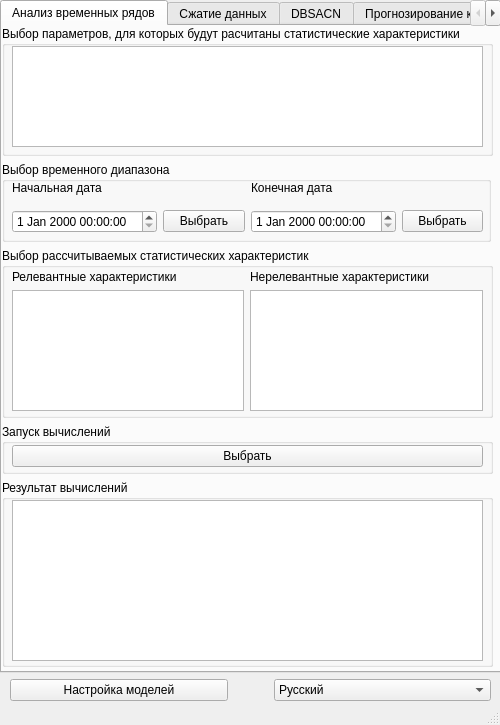
Before: the Qt Designer form Sources/Main.ui in ArbiterOfJudgement/DM, drawn with Qt 5.
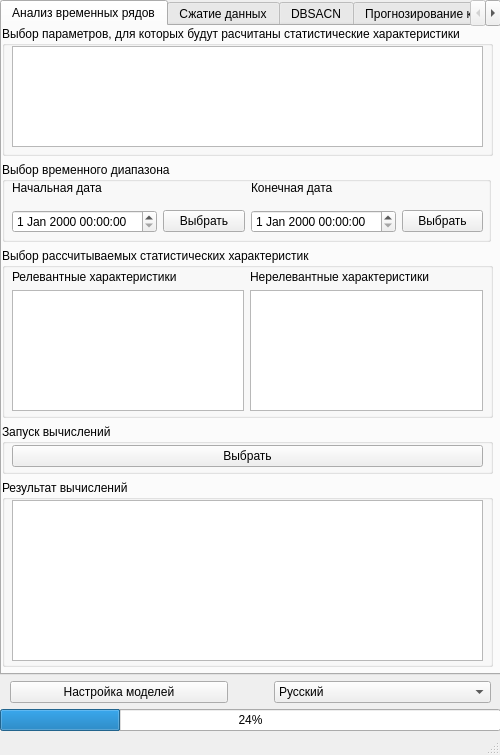
After: the same form once the commit is applied.

The edit to the form file:
```diff
--- a/Sources/Main.ui
+++ b/Sources/Main.ui
@@ -7,19 +7,19 @@
     <x>0</x>
     <y>0</y>
     <width>500</width>
-    <height>725</height>
+    <height>755</height>
    </rect>
   </property>
   <property name="minimumSize">
    <size>
     <width>500</width>
-    <height>725</height>
+    <height>755</height>
    </size>
   </property>
   <property name="maximumSize">
    <size>
     <width>500</width>
-    <height>725</height>
+    <height>755</height>
    </size>
   </property>
   <property name="windowTitle">
@@ -32,7 +32,7 @@
       <x>0</x>
       <y>0</y>
       <width>501</width>
-      <height>701</height>
+      <height>731</height>
      </rect>
     </property>
     <layout class="QVBoxLayout" name="verticalLayout">
@@ -332,6 +332,13 @@
        </item>
       </layout>
      </item>
+     <item>
+      <widget class="QProgressBar" name="progressBar">
+       <property name="value">
+        <number>24</number>
+       </property>
+      </widget>
+     </item>
     </layout>
    </widget>
   </widget>
```
